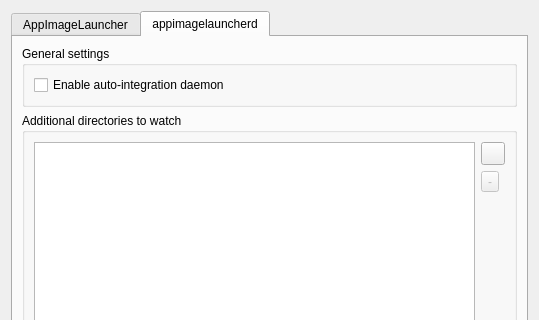
The window that src/ui/settings_dialog.ui (TheAssassin/AppImageLauncher) describes before a commit, drawn with Qt 5; both pictures show x 0 to 539 and y 0 to 320 of the 539 by 459 pixel window.
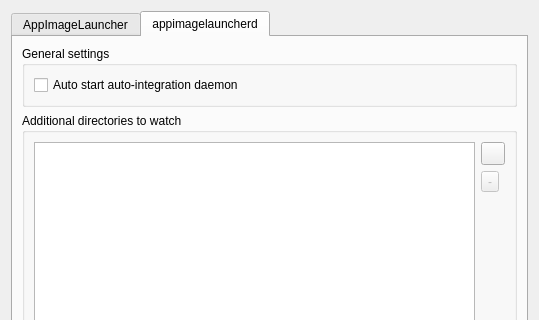
The same window after the commit. Icons and pictures are not drawn.

The edit to the form file:
```diff
--- a/src/ui/settings_dialog.ui
+++ b/src/ui/settings_dialog.ui
@@ -161,7 +161,7 @@
              <string>&lt;html&gt;&lt;head/&gt;&lt;body&gt;&lt;p&gt;When enabled, the daemon automatically integrates AppImages you copy into the &amp;quot;Applications directory&amp;quot; and the additional directories you configured. When the files are deleted, the daemon will clean up the integration data.&lt;/p&gt;&lt;/body&gt;&lt;/html&gt;</string>
             </property>
             <property name="text">
-             <string>Enable auto-integration daemon</string>
+             <string>Auto start auto-integration daemon</string>
             </property>
            </widget>
           </item>
```
Left out of the diff: 8 changed lines with no effect on the pictures.
